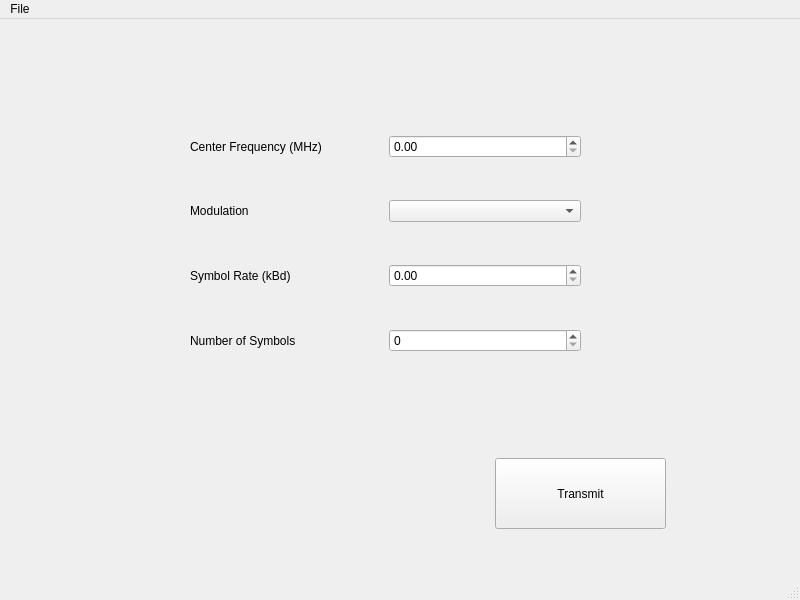
First picture: the form in cog_tx/ui/qt_mainwindow.ui, repository wurrego/simple_qt5_gr_app, before the edit.
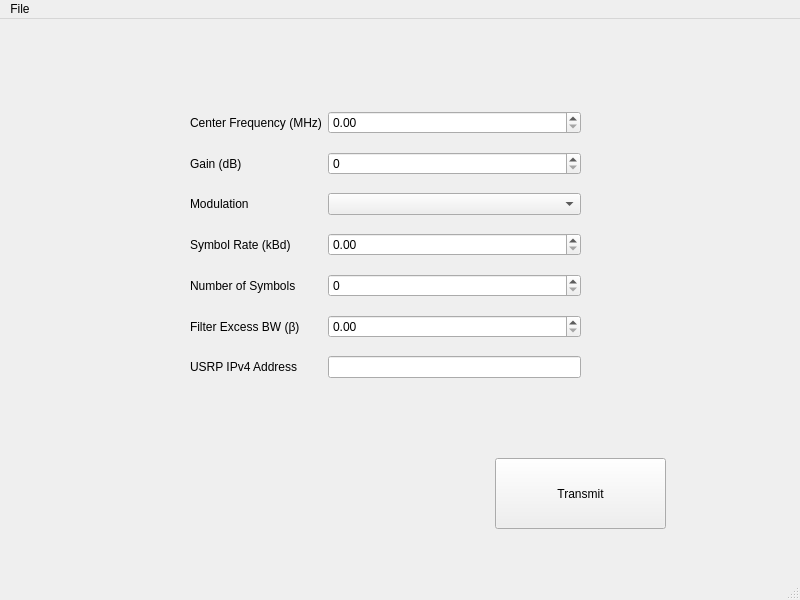
Second picture: the form after the edit.

Diff of the .ui file:
```diff
--- a/cog_tx/ui/qt_mainwindow.ui
+++ b/cog_tx/ui/qt_mainwindow.ui
@@ -24,14 +24,27 @@
      </rect>
     </property>
     <layout class="QGridLayout" name="gridLayout">
-     <item row="2" column="0">
+     <item row="1" column="1">
+      <widget class="QSpinBox" name="gain_spinBox"/>
+     </item>
+     <item row="6" column="1">
+      <widget class="QLineEdit" name="device_ip_lineEdit"/>
+     </item>
+     <item row="3" column="0">
       <widget class="QLabel" name="label_3">
        <property name="text">
         <string>Symbol Rate (kBd)</string>
        </property>
       </widget>
      </item>
-     <item row="1" column="0">
+     <item row="6" column="0">
+      <widget class="QLabel" name="label_5">
+       <property name="text">
+        <string>USRP IPv4 Address</string>
+       </property>
+      </widget>
+     </item>
+     <item row="2" column="0">
       <widget class="QLabel" name="label_2">
        <property name="text">
         <string>Modulation</string>
@@ -45,25 +58,42 @@
        </property>
       </widget>
      </item>
-     <item row="1" column="1">
+     <item row="2" column="1">
       <widget class="QComboBox" name="modulation_comboBox"/>
      </item>
      <item row="0" column="1">
       <widget class="QDoubleSpinBox" name="center_frequency_mhz_spinBox"/>
      </item>
-     <item row="2" column="1">
-      <widget class="QDoubleSpinBox" name="symbol_rate_kBd_spinBox"/>
-     </item>
-     <item row="3" column="1">
+     <item row="4" column="1">
       <widget class="QSpinBox" name="number_of_symbols_spinBox"/>
      </item>
-     <item row="3" column="0">
+     <item row="3" column="1">
+      <widget class="QDoubleSpinBox" name="symbol_rate_kBd_spinBox"/>
+     </item>
+     <item row="4" column="0">
       <widget class="QLabel" name="label_4">
        <property name="text">
         <string>Number of Symbols</string>
        </property>
       </widget>
      </item>
+     <item row="1" column="0">
+      <widget class="QLabel" name="label_6">
+       <property name="text">
+        <string>Gain (dB)</string>
+       </property>
+      </widget>
+     </item>
+     <item row="5" column="0">
+      <widget class="QLabel" name="label_7">
+       <property name="text">
+        <string>Filter Excess BW (β)</string>
+       </property>
+      </widget>
+     </item>
+     <item row="5" column="1">
+      <widget class="QDoubleSpinBox" name="filter_excess_bw_SpinBox"/>
+     </item>
     </layout>
    </widget>
    <widget class="QWidget" name="gridLayoutWidget_2">
```
